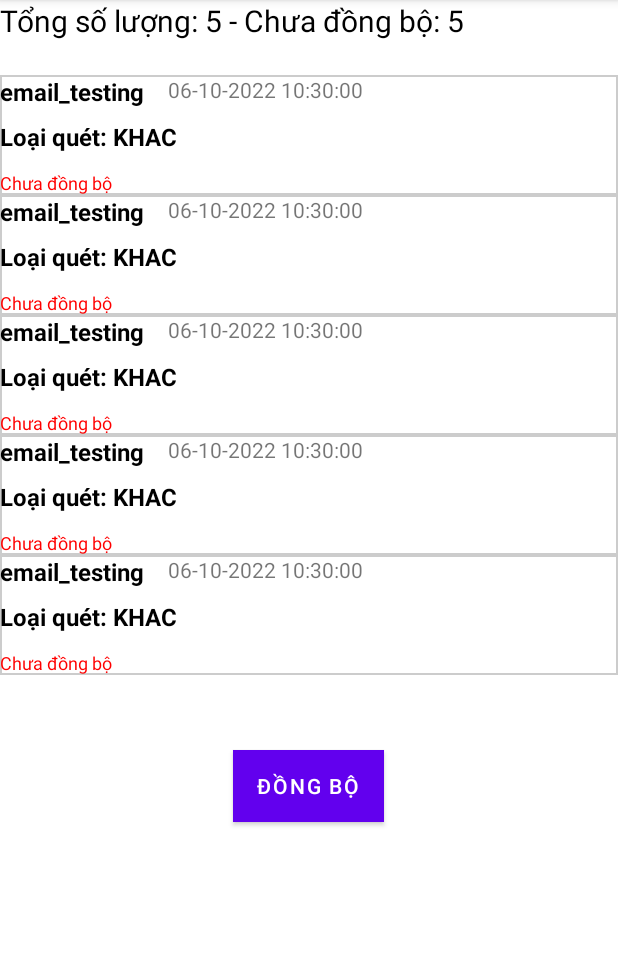
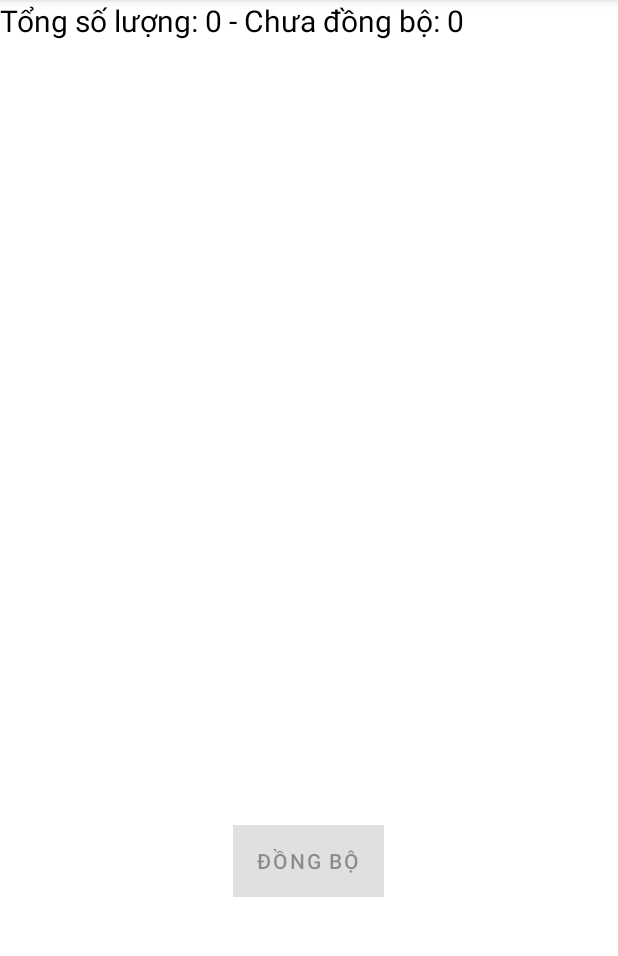
Before and after one commit to CuongTrinh3005/QR-Code, an Android app: the SeparateSyncActivity screen opened directly, with no data from a screen before it, on a phone screen of 412 x 824 dp, the part 84-1040 px from its top. Run offline under Robolectric (Android 15) with nearby library versions, the phone set to English and light mode, and no system bars; our stand-ins replace Volley.

Commit message:
refactor UI

```diff
--- a/app/src/main/java/com/example/firstapplication/MainActivity.java
+++ b/app/src/main/java/com/example/firstapplication/MainActivity.java
@@ -11,7 +11,6 @@ import androidx.annotation.NonNull;
 import androidx.appcompat.app.ActionBar;
 import androidx.appcompat.app.AppCompatActivity;
 import com.example.firstapplication.db.DatabaseHandler;
-import com.example.firstapplication.entity.Attendance;
 import com.example.firstapplication.utils.Helper;
 
 import static com.example.firstapplication.utils.Helper.setActionBarBackGroundColor;
@@ -31,8 +30,6 @@ public class MainActivity extends AppCompatActivity {
     protected void onCreate(Bundle savedInstanceState) {
         super.onCreate(savedInstanceState);
         setContentView(R.layout.activity_main);
-        for(int i=0; i<5; i++)
-            databaseHandler.addAttendance(new Attendance("email_testing", "KHAC"));
         initViews();
         setEvents();
         processSyncing();
@@ -47,9 +44,7 @@ public class MainActivity extends AppCompatActivity {
                     switch (which){
                         case DialogInterface.BUTTON_POSITIVE:
                             //Yes button clicked
-//                            Intent intent = new Intent(MainActivity.this, ScannedActivity.class);
                             Intent intent = new Intent(MainActivity.this, SeparateSyncActivity.class);
-//                            intent.putExtra("action", "sync");
                             startActivity(intent);
                             break;
 
--- a/app/src/main/java/com/example/firstapplication/ScanningFragment.java
+++ b/app/src/main/java/com/example/firstapplication/ScanningFragment.java
@@ -44,7 +44,7 @@ public class ScanningFragment extends Fragment {
         view = inflater.inflate(R.layout.fragment_scanning, container, false);
         initViews(view);
         initialiseDetectorsAndSources();
-        type = getActivity().getIntent().getStringExtra("sheetName");
+        type = Objects.requireNonNull(getActivity()).getIntent().getStringExtra("sheetName");
         databaseHandler = new DatabaseHandler(getActivity());
         mp = MediaPlayer.create(getContext(), R.raw.beep);
         return view;
@@ -53,10 +53,6 @@ public class ScanningFragment extends Fragment {
     public void initViews(View view) {
         txtBarcodeValue = view.findViewById(R.id.txtBarcodeValue);
         surfaceView = view.findViewById(R.id.surfaceView);
-        if("sync".equalsIgnoreCase(getActivity().getIntent().getStringExtra("action"))) {
-            TabLayout tabhost = (TabLayout) getActivity().findViewById(R.id.tabLayout);
-            tabhost.getTabAt(1).select();
-        }
     }
 
     private void initialiseDetectorsAndSources() {
--- a/app/src/main/res/layout/activity_separate_sync.xml
+++ b/app/src/main/res/layout/activity_separate_sync.xml
@@ -18,7 +18,7 @@
             android:orientation="vertical"
             android:layout_marginTop="50dp"
             android:layout_width="match_parent"
-            android:layout_height="400dp"/>
+            android:layout_height="450dp"/>
 
     <Button
             android:id="@+id/btnSyncSeparate"
@@ -26,7 +26,6 @@
             android:layout_height="wrap_content"
             android:layout_gravity="center_horizontal"
             android:background="#0000FF"
-            android:layout_marginTop="500dp"
-            android:text="ĐỒNG BỘ"/>
-
+            android:layout_marginTop="550dp"
+            android:text="@string/sync_action"/>
 </FrameLayout>
--- a/app/src/main/res/layout/list_item.xml
+++ b/app/src/main/res/layout/list_item.xml
@@ -20,12 +20,14 @@
             android:id="@+id/tvItemScannedDate"
             android:layout_width="wrap_content"
             android:layout_height="wrap_content"
-            android:layout_toEndOf="@id/tvItemInfo"
-            android:layout_toRightOf="@id/tvItemInfo"
             android:gravity="center_vertical"
             android:text="NGÀY QUÉT"
-            android:textSize="14sp"/>
-
+            android:textColor="@color/black"
+            android:textSize="14sp"
+            android:layout_marginEnd="4dp"
+            android:layout_alignParentRight="true"
+            android:layout_alignParentBottom="true"
+            android:layout_marginBottom="14dp"/>
     <TextView
             android:id="@+id/tvItemType"
             android:layout_width="wrap_content"
--- a/app/src/main/res/values/strings.xml
+++ b/app/src/main/res/values/strings.xml
@@ -6,4 +6,5 @@
     <string name="church_name">GX. THÁNH GIUSE</string>
     <string name="current_date">Thứ Bảy, 01-10-2022 10:42:12</string>
     <string name="time_not_allowed">Ngoài khung giờ quét</string>
+    <string name="sync_action">ĐỒNG BỘ</string>
 </resources>
```
